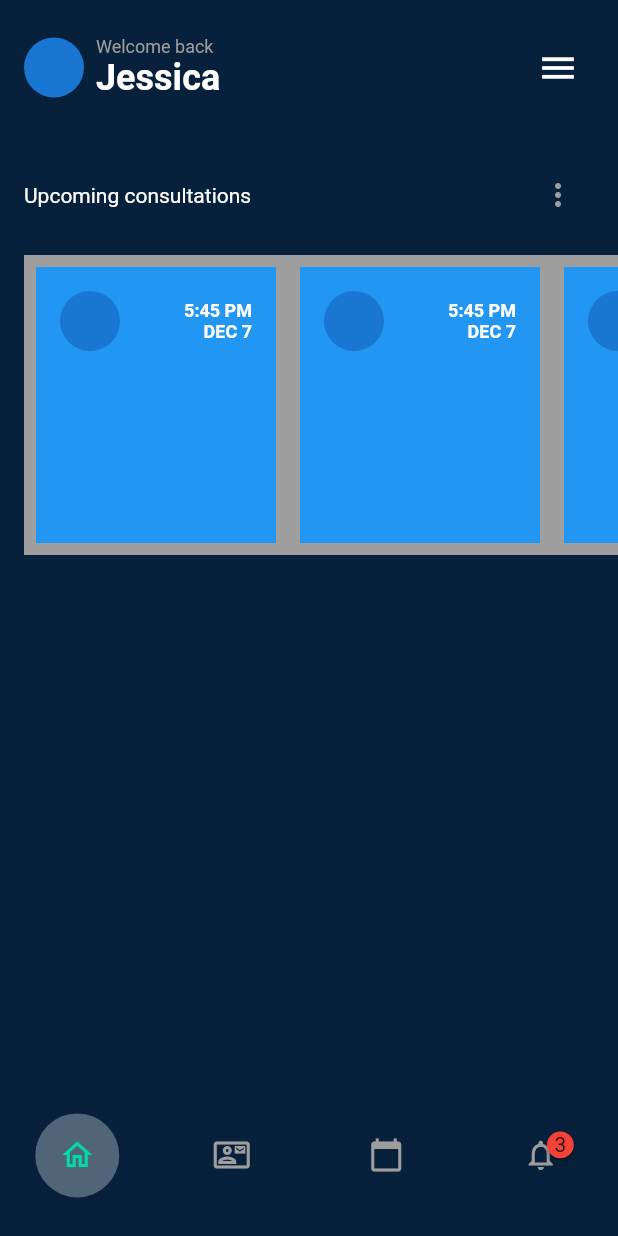
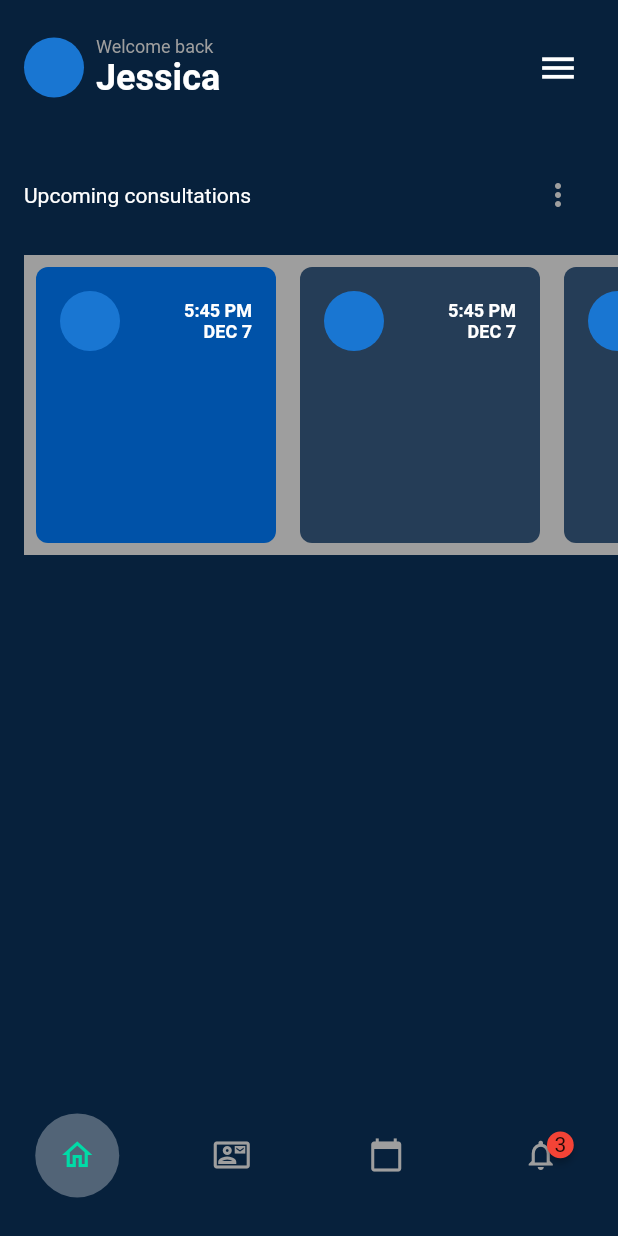
Before and after one commit to JAICHANGPARK/flutter_notebook_17th_story, a Flutter app: the MedicalMainPage screen opened directly, on a phone screen of 412 x 824 dp. Run offline on Flutter 3.47's test engine with Material 2 defaults, Android fonts, the phone set to English and light mode, and no system bars; drawn by our look-alikes of badges; our stand-ins replace cached_network_image, fl_chart, flutter_riverpod, freezed_annotation, ionicons, percent_indicator; network calls fail.

Commit message:
Update medical_main_page.dart

```diff
--- a/lib/ep1032_medical_app/src/medical_main_page.dart
+++ b/lib/ep1032_medical_app/src/medical_main_page.dart
@@ -83,7 +83,11 @@ class MedicalMainPage extends StatelessWidget {
                               padding: const EdgeInsets.all(8.0),
                               child: Container(
                                 width: 160,
-                                color: Colors.blue,
+                                decoration: BoxDecoration(
+                                  color: index == 0 ? Color.fromRGBO(0, 82, 168, 1) :
+                                  Color.fromRGBO(37, 61, 87, 1),
+                                  borderRadius: BorderRadius.circular(8)
+                                ),
                                 child: Padding(
                                   padding: const EdgeInsets.all(16.0),
                                   child: Column(
```
